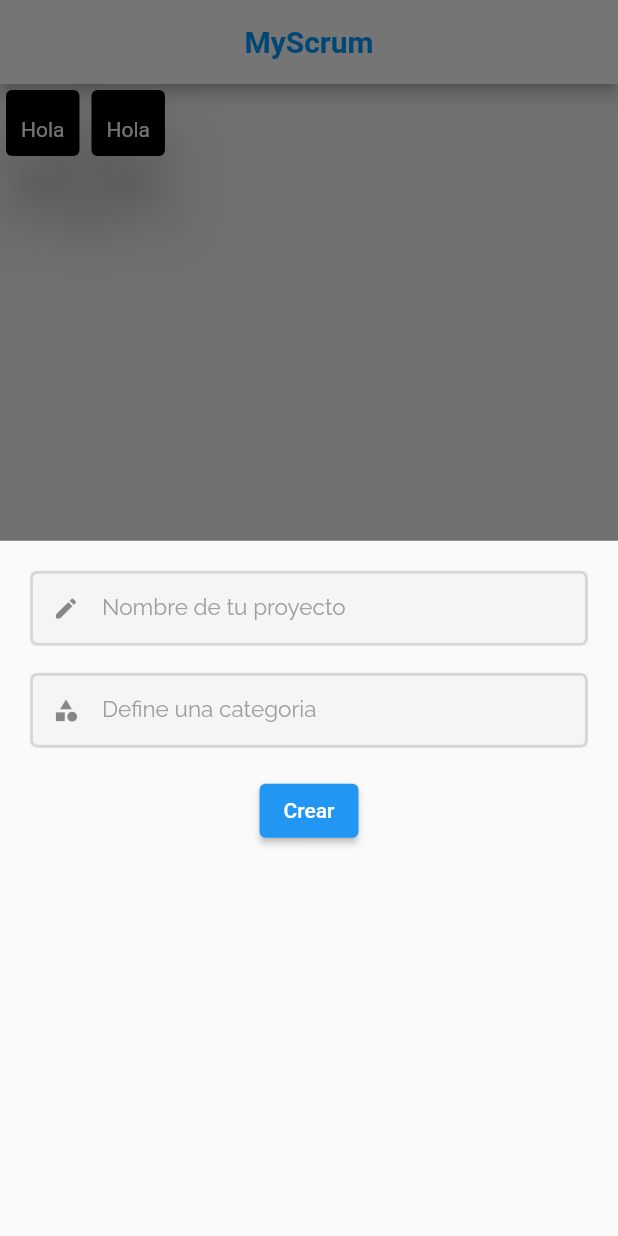
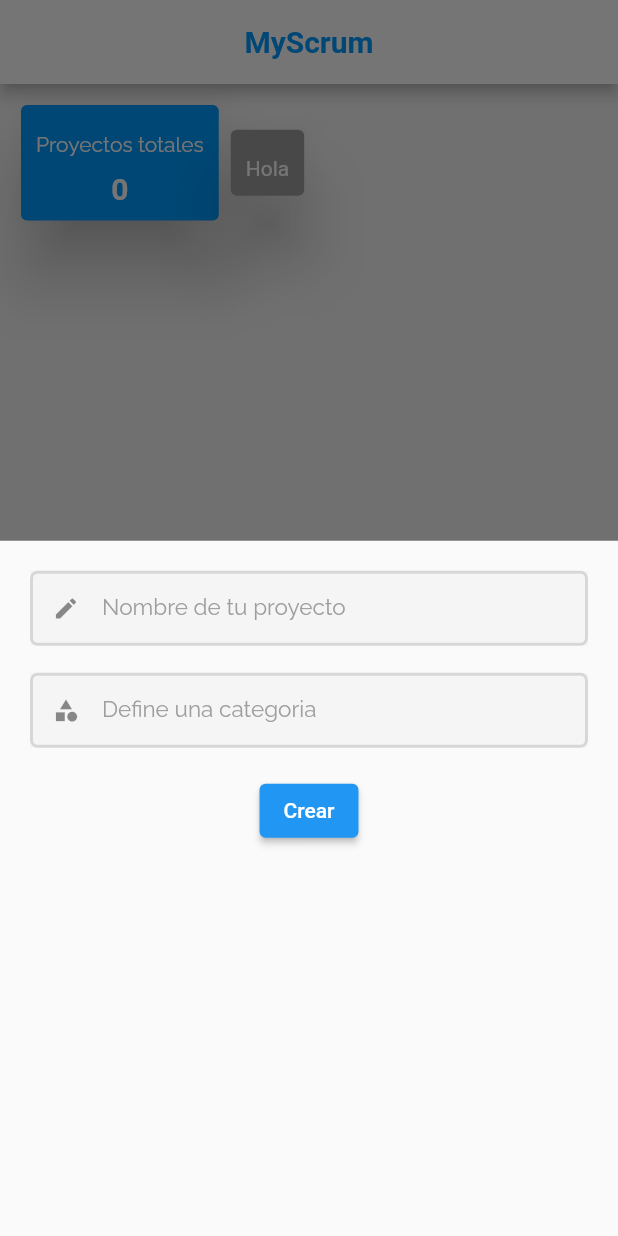
Before and after one commit to DanielFelipe10/My-Scrum, a Flutter app: the screen it shows after launch, after a tap on "Crear proyecto", on a phone screen of 412 x 824 dp. Run offline on Flutter 3.47's test engine with Material 2 defaults, Android fonts, the phone set to English and light mode, and no system bars; drawn by our look-alikes of liquid_pull_to_refresh; our stand-ins replace google_fonts, supabase; missing offline and left inert: iconify_flutter; accounts and stored records are empty; Roboto replaces fonts that are missing (Play).

Commit message:
put lenght of projects in card

```diff
--- a/lib/meta/views/auth/principal.dart
+++ b/lib/meta/views/auth/principal.dart
@@ -60,11 +60,44 @@ class _PrincipalViewState extends State<PrincipalView> {
                           showChildOpacityTransition: false,
                           child: Column(
                             children: [
-                              const Row(
+                              Padding(
+                                padding: const EdgeInsets.all(10),
+                                child: Row(
                                   children: [
                                     Card(
                                       elevation: 20,
-                                    color: Colors.black,
+                                      color: mainColor,
+                                      child: Padding(
+                                        padding: const EdgeInsets.all(10),
+                                        child: Column(
+                                          mainAxisSize: MainAxisSize.min,
+                                          children: <Widget>[
+                                            const SizedBox(height: 8),
+                                            Text(
+                                              'Proyectos totales',
+                                              style: mainFont.copyWith(
+                                                  color: Colors.white),
+                                            ),
+                                            const SizedBox(
+                                              height: 10,
+                                            ),
+                                            Row(
+                                              children: [
+                                                Text(
+                                                  snapshotL.length.toString(),
+                                                  style: titleFont.copyWith(
+                                                      color: Colors.white,
+                                                      fontSize: 20),
+                                                ),
+                                              ],
+                                            )
+                                          ],
+                                        ),
+                                      ),
+                                    ),
+                                    const Card(
+                                      elevation: 20,
+                                      color: Colors.grey,
                                       child: Padding(
                                         padding: EdgeInsets.all(10),
                                         child: Column(
@@ -73,32 +106,15 @@ class _PrincipalViewState extends State<PrincipalView> {
                                             SizedBox(height: 8),
                                             Text(
                                               'Hola',
-                                            style:
-                                                TextStyle(color: Colors.white),
-                                          )
-                                        ],
-                                      ),
-                                    ),
-                                  ),
-                                  Card(
-                                    elevation: 20,
-                                    color: Colors.black,
-                                    child: Padding(
-                                      padding: EdgeInsets.all(10),
-                                      child: Column(
-                                        mainAxisSize: MainAxisSize.min,
-                                        children: <Widget>[
-                                          SizedBox(height: 8),
-                                          Text(
-                                            'Hola',
-                                            style:
-                                                TextStyle(color: Colors.white),
+                                              style: TextStyle(
+                                                  color: Colors.white),
                                             )
                                           ],
                                         ),
                                       ),
                                     )
                                   ],
+                                ),
                               ),
                               ListView.builder(
                                   padding: const EdgeInsets.all(5),
@@ -174,7 +190,7 @@ class _PrincipalViewState extends State<PrincipalView> {
                                                 category:
                                                     categoryController.text,
                                                 status: true);
-                                            crudNotifier.fetchProject();
+                                            Navigator.pop(context);
                                           },
                                           child: const Text('Crear'))
                                     ],
```
Lines whose indentation alone changed are shown as unchanged.
